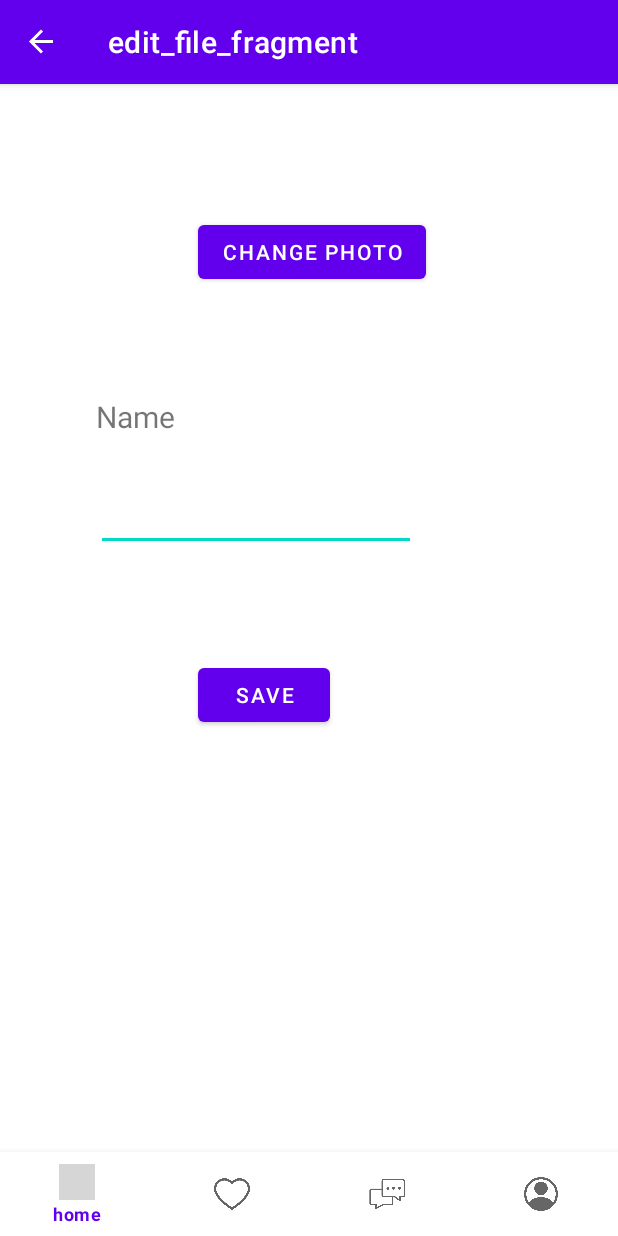
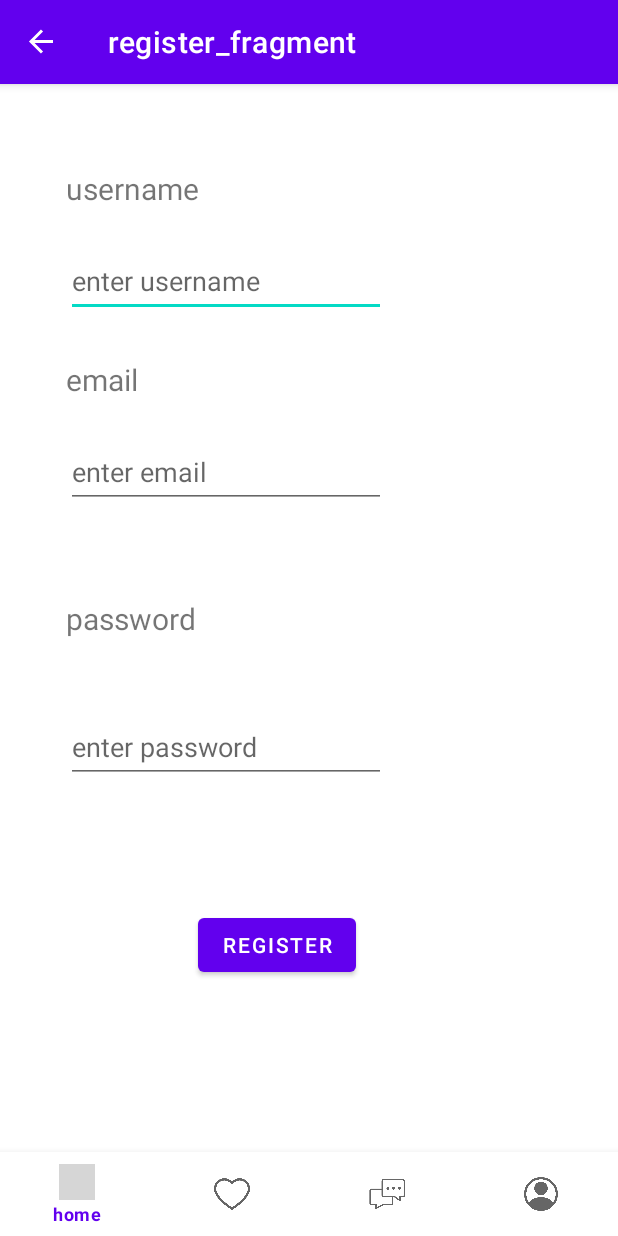
Before and after one commit to Asma-Almahdawi/Books, an Android app: the screen it shows after launch (MainActivity), on a phone screen of 412 x 824 dp. Run offline under Robolectric (Android 15) with nearby library versions, the phone set to English and light mode, and no system bars; our stand-ins replace Firebase (no records; nobody signed in at launch, a user with empty details on screens opened directly), navigation-ui; grey boxes are pictures that could not be loaded.

Commit message:
Firebase was used to : 1- Register 2- Login 3- Start CRUD operation 4-CRUD operation

```diff
--- a/app/build.gradle
+++ b/app/build.gradle
@@ -19,10 +19,10 @@ android {
 
         testInstrumentationRunner "androidx.test.runner.AndroidJUnitRunner"
     }
+
     viewBinding{
         enabled = true
     }
-
 
     buildTypes {
         release {
--- a/app/src/main/java/com/example/books/MainActivity.kt
+++ b/app/src/main/java/com/example/books/MainActivity.kt
@@ -22,7 +22,7 @@ class MainActivity : AppCompatActivity() {
         val navController = findNavController(R.id.container)
 
         bottomNavigationView.setupWithNavController(navController)
-        setupActionBarWithNavController(navController, AppBarConfiguration(setOf(R.layout.home_page_fragment,R.layout.like_page_fragment,R.layout.chat_page_fragment,R.layout.profile_fragment)))
+        setupActionBarWithNavController(navController, AppBarConfiguration(setOf( R.layout.edit_file_fragment,R.layout.home_page_fragment,R.layout.like_page_fragment,R.layout.chat_page_fragment,R.layout.profile_fragment)))
 
 
 
--- a/app/src/main/java/com/example/books/database/User.kt
+++ b/app/src/main/java/com/example/books/database/User.kt
@@ -4,7 +4,8 @@ import android.provider.ContactsContract
 
 data class User(
 
-    var username : String? = null ,
+    var username : String?=null ,
+
 //    val profileImage: String?= null,
 //    val bio:String? = null
 
--- a/app/src/main/java/com/example/books/fragments/editfilefragment/EditFileViewModel.kt
+++ b/app/src/main/java/com/example/books/fragments/editfilefragment/EditFileViewModel.kt
@@ -7,7 +7,7 @@ import com.example.books.database.User
 class EditFileViewModel : ViewModel() {
 
 
-   val databaseRepo= DatabaseRepo()
+    val databaseRepo= DatabaseRepo()
 
     fun saveUser(user: User){
 
--- a/app/src/main/res/navigation/navigation.xml
+++ b/app/src/main/res/navigation/navigation.xml
@@ -3,7 +3,7 @@
     xmlns:app="http://schemas.android.com/apk/res-auto"
     xmlns:tools="http://schemas.android.com/tools"
     android:id="@+id/navigation"
-    app:startDestination="@id/editFileFragment">
+    app:startDestination="@id/registerFragment">
 
     <fragment
         android:id="@+id/navigation_home"
@@ -20,14 +20,18 @@
         android:label="register_fragment"
         tools:layout="@layout/register_fragment">
         <action
-            android:id="@+id/action_registerFragment_to_homePageFragment"
-            app:destination="@id/registerFragment" />
+            android:id="@+id/action_registerFragment_to_loginFragment"
+            app:destination="@id/loginFragment" />
     </fragment>
     <fragment
         android:id="@+id/loginFragment"
         android:name="com.example.books.fragments.loginfragment.LoginFragment"
         android:label="login_fragment"
-        tools:layout="@layout/login_fragment" />
+        tools:layout="@layout/login_fragment" >
+        <action
+            android:id="@+id/action_loginFragment_to_editFileFragment"
+            app:destination="@id/editFileFragment" />
+    </fragment>
     <fragment
         android:id="@+id/chatPageFragment"
         android:name="com.example.books.fragments.chatfragment.ChatPageFragment"
```
Also changed, not shown: app/src/main/java/com/example/books/database/DatabaseRepo.kt (+11 -2 lines), app/src/main/java/com/example/books/fragments/editfilefragment/EditFileFragment.kt (+33 -1 lines), app/src/main/java/com/example/books/fragments/loginfragment/LoginFragment.kt (+12 -2 lines), app/src/main/java/com/example/books/fragments/registerfragment/RegisterFragment.kt (+29 -4 lines), app/src/main/res/layout/edit_file_fragment.xml (+11 -1 lines).
